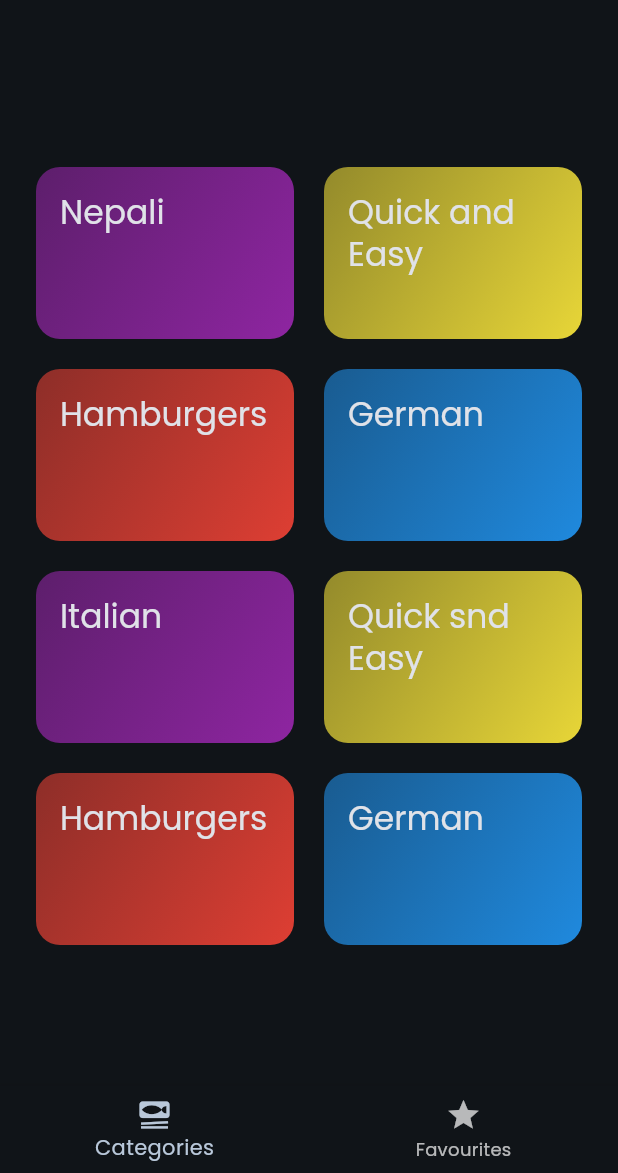
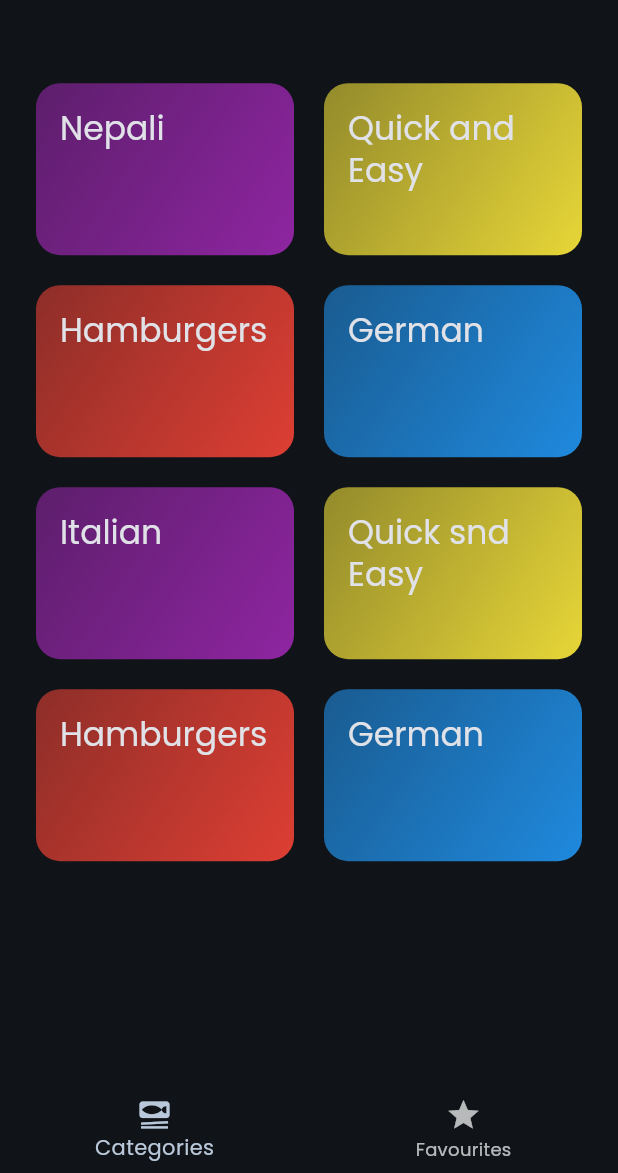
Before and after one commit to Dolma455/meals_app, a Flutter app: the first screen one second after launch, on a phone screen of 412 x 824 dp, the part 63-1236 px from its top. Run offline on Flutter 3.47's test engine with Material 3 defaults, Android fonts, the phone set to English and light mode, and no system bars; our stand-ins replace flutter_riverpod, google_fonts, transparent_image.

```diff
--- a/lib/screen/categories.dart
+++ b/lib/screen/categories.dart
@@ -25,7 +25,7 @@ class _CategoriesScreenState extends State<CategoriesScreen>
     super.initState();
     _animationController = AnimationController(
       vsync: this,
-      duration: const Duration(seconds: 3),
+      duration: const Duration(seconds: 1),
       lowerBound: 0,
       upperBound: 1,
     );
@@ -73,10 +73,13 @@ class _CategoriesScreenState extends State<CategoriesScreen>
               ),
           ],
         ),
-        builder: (context, child) => Padding(
-            padding: EdgeInsets.only(
-              top: 100 - _animationController.value * 100,
-            ),
-            child: child));
+        builder: (context, child) => SlideTransition(
+              position: Tween(
+                begin: const Offset(0, 0.3),
+                end: const Offset(0, 0),
+              ).animate(CurvedAnimation(
+                  parent: _animationController, curve: Curves.easeInOut)),
+              child: child,
+            ));
   }
 }
```
